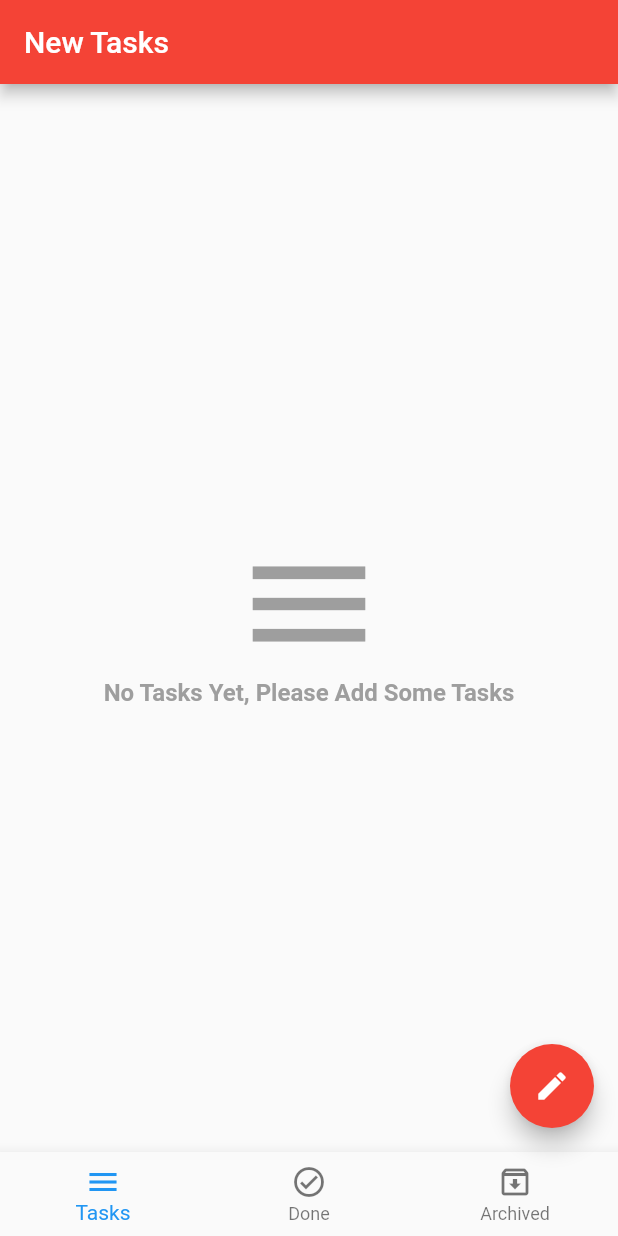
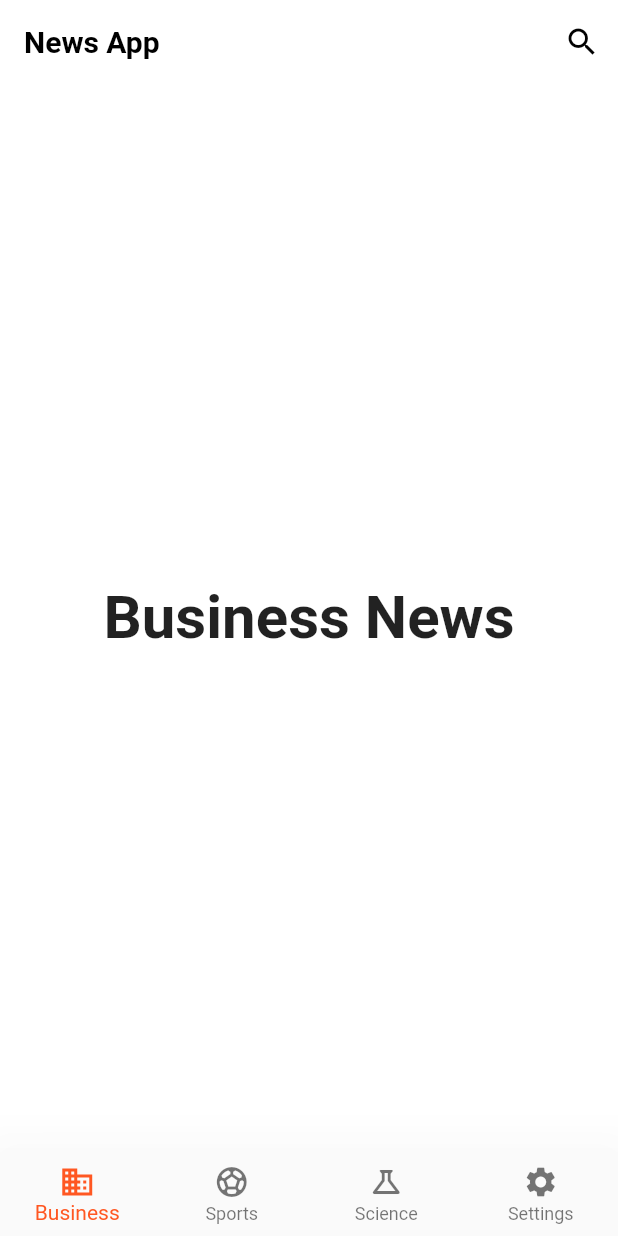
Before and after one commit to MosasaUnited/MyFirstFlutterProject, a Flutter app: the screen it shows after launch, on a phone screen of 412 x 824 dp. Run offline on Flutter 3.47's test engine with Material 2 defaults, Android fonts, the phone set to English and light mode, and no system bars; our stand-ins replace bloc, conditional_builder_null_safety, flutter_bloc, sqflite; missing offline and left inert: dart:ffi; accounts and stored records are empty.

Commit message:
News App

```diff
--- /dev/null
+++ b/lib/layout/news_app/cubit/cubit.dart
@@ -0,0 +1,58 @@
+import 'package:bloc/bloc.dart';
+import 'package:firstflutter_project/layout/news_app/cubit/states.dart';
+import 'package:firstflutter_project/modules/business/business_screen.dart';
+import 'package:firstflutter_project/modules/science/science_screen.dart';
+import 'package:firstflutter_project/modules/settings/settings_screen.dart';
+import 'package:firstflutter_project/modules/sports/sports_screen.dart';
+import 'package:flutter/cupertino.dart';
+import 'package:flutter/material.dart';
+import 'package:flutter_bloc/flutter_bloc.dart';
+
+class NewsCubit extends Cubit<NewsStates>
+{
+  NewsCubit() : super(NewsInitialState());
+
+  static NewsCubit get (context) => BlocProvider.of(context);
+
+  int currentIndex = 0;
+
+  List<BottomNavigationBarItem> bottomItems = [
+    BottomNavigationBarItem(
+      icon: Icon(
+        Icons.business,
+      ),
+      label: 'Business',
+    ),
+    BottomNavigationBarItem(
+      icon: Icon(
+        Icons.sports_soccer,
+      ),
+      label: 'Sports',
+    ),
+    BottomNavigationBarItem(
+      icon: Icon(
+        Icons.science_outlined,
+      ),
+      label: 'Science',
+    ),
+    BottomNavigationBarItem(
+      icon: Icon(
+        Icons.settings,
+      ),
+      label: 'Settings',
+    ),
+  ];
+
+  List<Widget> screens = [
+    BusinessScreen(),
+    SportsScreen(),
+    ScienceScreen(),
+    SettingsScreen(),
+  ];
+
+   void changeBottomNavBar(int index)
+  {
+    currentIndex = index;
+    emit(NewsNavBottomState());
+  }
+}
--- /dev/null
+++ b/lib/layout/news_app/cubit/states.dart
@@ -0,0 +1,5 @@
+abstract class NewsStates {}
+
+class NewsInitialState extends NewsStates {}
+
+class NewsNavBottomState extends NewsStates {}
--- /dev/null
+++ b/lib/layout/news_app/news_layout.dart
@@ -0,0 +1,42 @@
+import 'package:firstflutter_project/layout/news_app/cubit/cubit.dart';
+import 'package:firstflutter_project/layout/news_app/cubit/states.dart';
+import 'package:flutter/cupertino.dart';
+import 'package:flutter/material.dart';
+import 'package:flutter_bloc/flutter_bloc.dart';
+
+class NewsLayout extends StatelessWidget {
+
+  @override
+  Widget build(BuildContext context) {
+    return BlocProvider(
+      create: (BuildContext context) => NewsCubit(),
+      child: BlocConsumer<NewsCubit, NewsStates>(
+        listener: (context, state){},
+        builder: (context, state){
+          var cubit = NewsCubit.get(context);
+
+          return Scaffold
+            (
+            appBar: AppBar(
+              title : Text(
+                'News App',
+              ),
+              actions: [
+                IconButton(onPressed: (){}, icon: Icon(Icons.search),)
+              ],
+            ),
+            body: cubit.screens[cubit.currentIndex],
+            bottomNavigationBar: BottomNavigationBar(
+              currentIndex: cubit.currentIndex,
+              onTap: (index)
+              {
+                cubit.changeBottomNavBar(index);
+              },
+              items: cubit.bottomItems,
+            ),
+          );
+        },
+      ),
+    );
+  }
+}
--- a/lib/main.dart
+++ b/lib/main.dart
@@ -4,7 +4,9 @@ import 'package:firstflutter_project/modules/home/home_screen.dart';
 import 'package:firstflutter_project/modules/messenger/messenger.dart';
 import 'package:firstflutter_project/shared/bloc_observer.dart';
 import 'package:flutter/material.dart';
-import 'layout/home_layout1.dart';
+import 'package:flutter/services.dart';
+import 'layout/news_app/news_layout.dart';
+import 'layout/todo_app/home_layout1.dart';
 import 'modules/bmi_result/bmi_resultscreen.dart';
 import 'modules/bmi/bmi_screen.dart';
 import 'modules/counter/cubit/cubit.dart';
@@ -37,7 +39,35 @@ class MyApp extends StatelessWidget
   {
     return MaterialApp(
       debugShowCheckedModeBanner: false,
-      home : HomeLayout(),
+      theme: ThemeData(
+        scaffoldBackgroundColor: Colors.white,
+        appBarTheme: AppBarTheme(
+          backwardsCompatibility: false,
+          systemOverlayStyle: SystemUiOverlayStyle(
+            statusBarColor: Colors.white,
+            statusBarIconBrightness: Brightness.dark,
+          ),
+          backgroundColor: Colors.white,
+          elevation: 0.0,
+          iconTheme: IconThemeData(
+            color: Colors.black
+          ),
+          titleTextStyle: TextStyle(
+            color: Colors.black,
+            fontSize: 20.0,
+            fontWeight: FontWeight.bold,
+
+          ),
+
+        ),
+        bottomNavigationBarTheme: BottomNavigationBarThemeData(
+          type: BottomNavigationBarType.fixed,
+          selectedItemColor: Colors.deepOrange,
+          elevation: 40.0,
+
+        ),
+      ),
+      home : NewsLayout(),
     );
 
   }
--- /dev/null
+++ b/lib/modules/business/business_screen.dart
@@ -0,0 +1,18 @@
+import 'package:flutter/cupertino.dart';
+import 'package:flutter/material.dart';
+
+class BusinessScreen extends StatelessWidget {
+
+  @override
+  Widget build(BuildContext context) {
+    return Center(
+      child: Text(
+        'Business News',
+          style: TextStyle
+            (
+            fontWeight: FontWeight.bold,
+            fontSize: 40.0,)
+      ),
+    );
+  }
+}
--- /dev/null
+++ b/lib/modules/science/science_screen.dart
@@ -0,0 +1,18 @@
+import 'package:flutter/cupertino.dart';
+
+class ScienceScreen extends StatelessWidget {
+
+  @override
+  Widget build(BuildContext context) {
+    return Center(
+      child: Text(
+        'Science News',
+        style: TextStyle
+          (
+          fontWeight: FontWeight.bold,
+          fontSize: 40.0,
+        ),
+      ),
+    );
+  }
+}
--- /dev/null
+++ b/lib/modules/settings/settings_screen.dart
@@ -0,0 +1,18 @@
+import 'package:flutter/cupertino.dart';
+
+class SettingsScreen extends StatelessWidget {
+
+
+  @override
+  Widget build(BuildContext context) {
+    return Center(
+      child: Text(
+          'Settings Screen',
+          style: TextStyle
+            (
+            fontWeight: FontWeight.bold,
+            fontSize: 40.0,)
+      ),
+    );
+  }
+}
--- /dev/null
+++ b/lib/modules/sports/sports_screen.dart
@@ -0,0 +1,18 @@
+import 'package:flutter/cupertino.dart';
+
+class SportsScreen extends StatelessWidget {
+
+
+  @override
+  Widget build(BuildContext context) {
+    return Center(
+      child: Text(
+        'Sports News',
+          style: TextStyle
+          (
+          fontWeight: FontWeight.bold,
+          fontSize: 40.0,)
+      ),
+    );
+  }
+}
--- a/pubspec.yaml
+++ b/pubspec.yaml
@@ -27,6 +27,7 @@ environment:
 # the latest version available on pub.dev. To see which dependencies have newer
 # versions available, run `flutter pub outdated`.
 dependencies:
+  google_fonts: ^2.1.1
   provider: ^6.0.1
   flutter_bloc: ^8.0.0
   bloc: ^8.0.0
```
Also changed, not shown: lib/layout/todo_app/home_layout1.dart (renamed from lib/layout/home_layout1.dart), pubspec.lock.
